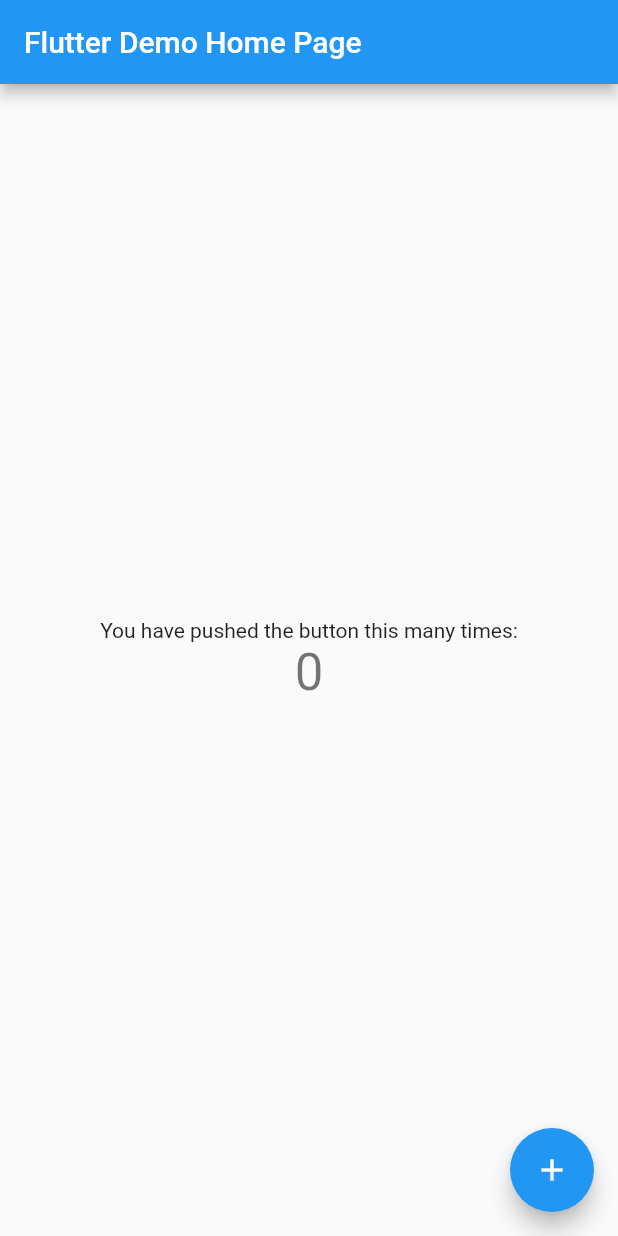
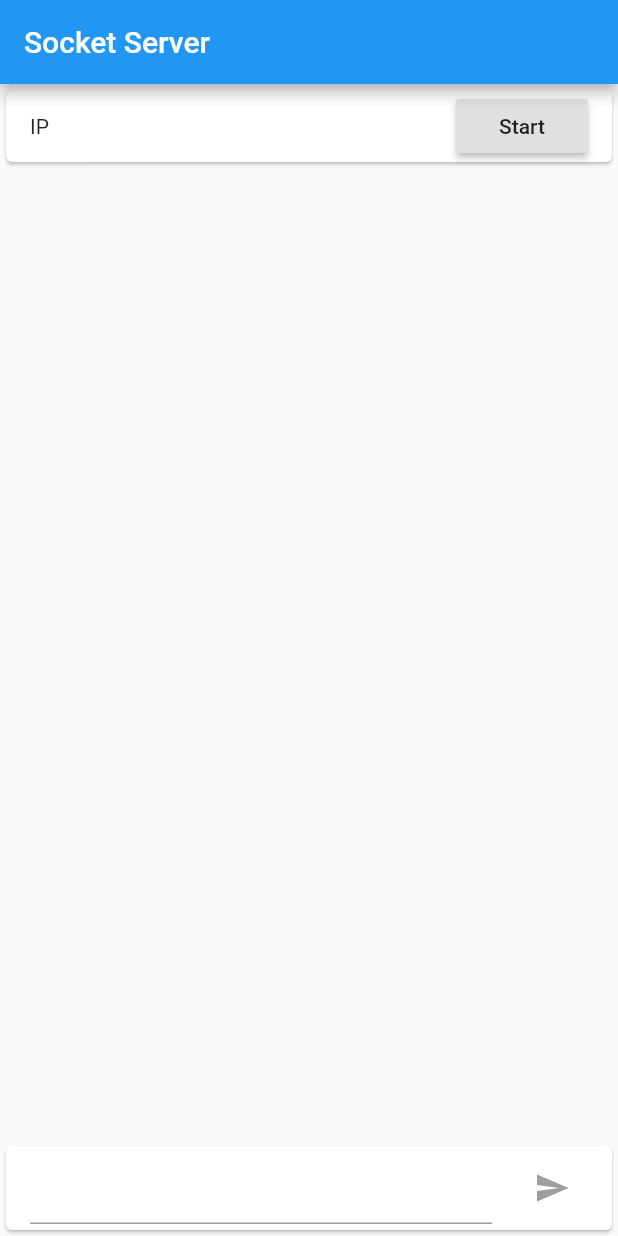
Before and after one commit to dfivestones/flutter_tcp_serverside, a Flutter app: the screen it shows after launch, on a phone screen of 412 x 824 dp. Run offline on Flutter 3.47's test engine with Material 2 defaults, Android fonts, the phone set to English and light mode, and no system bars; missing offline and left inert: get_ip.

Commit message:
second commit

```diff
--- a/lib/main.dart
+++ b/lib/main.dart
@@ -1,113 +1,214 @@
+import 'dart:io';
+
 import 'package:flutter/material.dart';
+import 'package:get_ip/get_ip.dart';
 
-void main() {
-  runApp(MyApp());
+void main() => runApp(
+      MaterialApp(
+        title: 'test',
+        home: SocketServer(),
+      ),
+    );
+
+class SocketServer extends StatefulWidget {
+  @override
+  _SocketServerState createState() => _SocketServerState();
 }
 
-class MyApp extends StatelessWidget {
-  // This widget is the root of your application.
-  @override
-  Widget build(BuildContext context) {
-    return MaterialApp(
-      title: 'Flutter Demo',
-      theme: ThemeData(
-        // This is the theme of your application.
-        //
-        // Try running your application with "flutter run". You'll see the
-        // application has a blue toolbar. Then, without quitting the app, try
-        // changing the primarySwatch below to Colors.green and then invoke
-        // "hot reload" (press "r" in the console where you ran "flutter run",
-        // or simply save your changes to "hot reload" in a Flutter IDE).
-        // Notice that the counter didn't reset back to zero; the application
-        // is not restarted.
-        primarySwatch: Colors.blue,
-      ),
-      home: MyHomePage(title: 'Flutter Demo Home Page'),
-    );
-  }
-}
+class _SocketServerState extends State<SocketServer> {
+  final scaffoldKey = GlobalKey<ScaffoldState>();
 
-class MyHomePage extends StatefulWidget {
-  MyHomePage({Key? key, required this.title}) : super(key: key);
+  List<MessageItem> items = [];
 
-  // This widget is the home page of your application. It is stateful, meaning
-  // that it has a State object (defined below) that contains fields that affect
-  // how it looks.
+  String localIP = "";
 
-  // This class is the configuration for the state. It holds the values (in this
-  // case the title) provided by the parent (in this case the App widget) and
-  // used by the build method of the State. Fields in a Widget subclass are
-  // always marked "final".
+  ServerSocket? serverSocket;
+  Socket? clientSocket;
+  int port = 9000;
 
-  final String title;
+  TextEditingController msgCon = TextEditingController();
 
   @override
-  _MyHomePageState createState() => _MyHomePageState();
-}
-
-class _MyHomePageState extends State<MyHomePage> {
-  int _counter = 0;
-
-  void _incrementCounter() {
-    setState(() {
-      // This call to setState tells the Flutter framework that something has
-      // changed in this State, which causes it to rerun the build method below
-      // so that the display can reflect the updated values. If we changed
-      // _counter without calling setState(), then the build method would not be
-      // called again, and so nothing would appear to happen.
-      _counter++;
-    });
+  void dispose() {
+    stopServer();
+    super.dispose();
   }
 
   @override
   Widget build(BuildContext context) {
-    // This method is rerun every time setState is called, for instance as done
-    // by the _incrementCounter method above.
-    //
-    // The Flutter framework has been optimized to make rerunning build methods
-    // fast, so that you can just rebuild anything that needs updating rather
-    // than having to individually change instances of widgets.
+    getIP();
     return Scaffold(
-      appBar: AppBar(
-        // Here we take the value from the MyHomePage object that was created by
-        // the App.build method, and use it to set our appbar title.
-        title: Text(widget.title),
+      key: scaffoldKey,
+      appBar: AppBar(title: Text("Socket Server")),
+      body: Column(
+        children: <Widget>[
+          ipInfoArea(),
+          messageListArea(),
+          submitArea(),
+        ],
       ),
-      body: Center(
-        // Center is a layout widget. It takes a single child and positions it
-        // in the middle of the parent.
+    );
+  }
+
+  Widget ipInfoArea() {
+    return Card(
+      child: ListTile(
+        dense: true,
+        leading: Text("IP"),
+        title: Text(localIP),
+        trailing: RaisedButton(
+          child: Text((serverSocket == null) ? "Start" : "Stop"),
+          onPressed: (serverSocket == null) ? startServer : stopServer,
+        ),
+      ),
+    );
+  }
+
+  Widget messageListArea() {
+    return Expanded(
+      child: ListView.builder(
+          reverse: true,
+          itemCount: items.length,
+          itemBuilder: (context, index) {
+            MessageItem item = items[index];
+            return Container(
+              alignment: (item.owner == localIP)
+                  ? Alignment.centerRight
+                  : Alignment.centerLeft,
+              child: Container(
+                margin: const EdgeInsets.symmetric(vertical: 5, horizontal: 10),
+                padding:
+                    const EdgeInsets.symmetric(vertical: 10, horizontal: 10),
+                decoration: BoxDecoration(
+                    borderRadius: BorderRadius.circular(10),
+                    color: (item.owner == localIP)
+                        ? Colors.blue[100]
+                        : Colors.grey[200]),
                 child: Column(
-          // Column is also a layout widget. It takes a list of children and
-          // arranges them vertically. By default, it sizes itself to fit its
-          // children horizontally, and tries to be as tall as its parent.
-          //
-          // Invoke "debug painting" (press "p" in the console, choose the
-          // "Toggle Debug Paint" action from the Flutter Inspector in Android
-          // Studio, or the "Toggle Debug Paint" command in Visual Studio Code)
-          // to see the wireframe for each widget.
-          //
-          // Column has various properties to control how it sizes itself and
-          // how it positions its children. Here we use mainAxisAlignment to
-          // center the children vertically; the main axis here is the vertical
-          // axis because Columns are vertical (the cross axis would be
-          // horizontal).
-          mainAxisAlignment: MainAxisAlignment.center,
+                  crossAxisAlignment: CrossAxisAlignment.start,
                   children: <Widget>[
                     Text(
-              'You have pushed the button this many times:',
+                      (item.owner == localIP) ? "Server" : "Client",
+                      style: TextStyle(fontWeight: FontWeight.bold),
                     ),
                     Text(
-              '$_counter',
-              style: Theme.of(context).textTheme.headline4,
+                      item.content,
+                      style: TextStyle(fontSize: 18),
                     ),
                   ],
                 ),
               ),
-      floatingActionButton: FloatingActionButton(
-        onPressed: _incrementCounter,
-        tooltip: 'Increment',
-        child: Icon(Icons.add),
-      ), // This trailing comma makes auto-formatting nicer for build methods.
+            );
+          }),
     );
   }
+
+  Widget submitArea() {
+    return Card(
+      child: ListTile(
+        title: TextField(
+          controller: msgCon,
+        ),
+        trailing: IconButton(
+          icon: Icon(Icons.send),
+          color: Colors.blue,
+          disabledColor: Colors.grey,
+          onPressed: (clientSocket != null) ? submitMessage : null,
+        ),
+      ),
+    );
   }
+
+  void getIP() async {
+    var ip = await GetIp.ipAddress;
+    setState(() {
+      localIP = ip;
+    });
+  }
+
+  void startServer() async {
+    print(serverSocket);
+    serverSocket =
+        await ServerSocket.bind(InternetAddress.anyIPv4, port, shared: true);
+    print(serverSocket);
+    serverSocket!.listen(handleClient);
+  }
+
+  void handleClient(Socket client) {
+    clientSocket = client;
+
+    showSnackBarWithKey(
+        "A new client has connected from ${clientSocket!.remoteAddress.address}:${clientSocket!.remotePort}");
+
+    clientSocket!.listen(
+      (onData) {
+        print(String.fromCharCodes(onData).trim());
+        setState(() {
+          items.insert(
+              0,
+              MessageItem(clientSocket!.remoteAddress.address,
+                  String.fromCharCodes(onData).trim()));
+        });
+      },
+      onError: (e) {
+        showSnackBarWithKey(e.toString());
+        disconnectClient();
+      },
+      onDone: () {
+        showSnackBarWithKey("Connection has terminated.");
+        disconnectClient();
+      },
+    );
+  }
+
+  void stopServer() {
+    disconnectClient();
+    serverSocket!.close();
+    setState(() {
+      serverSocket = null;
+    });
+  }
+
+  void disconnectClient() {
+    if (clientSocket != null) {
+      clientSocket!.close();
+      clientSocket!.destroy();
+    }
+
+    setState(() {
+      clientSocket = null;
+    });
+  }
+
+  void submitMessage() {
+    if (msgCon.text.isEmpty) return;
+    setState(() {
+      items.insert(0, MessageItem(localIP, msgCon.text));
+    });
+    sendMessage(msgCon.text);
+    msgCon.clear();
+  }
+
+  void sendMessage(String message) {
+    clientSocket!.write("$message\n");
+  }
+
+  showSnackBarWithKey(String message) {
+    scaffoldKey.currentState!
+      ..hideCurrentSnackBar()
+      ..showSnackBar(SnackBar(
+        content: Text(message),
+        action: SnackBarAction(
+          label: 'Done',
+          onPressed: () {},
+        ),
+      ));
+  }
+}
+
+class MessageItem {
+  String owner;
+  String content;
+
+  MessageItem(this.owner, this.content);
+}
--- a/pubspec.yaml
+++ b/pubspec.yaml
@@ -28,6 +28,9 @@ dependencies:
   # The following adds the Cupertino Icons font to your application.
   # Use with the CupertinoIcons class for iOS style icons.
   cupertino_icons: ^1.0.2
+  get_ip: ^0.4.0
+  shared_preferences: ^2.0.6
+
 
 dev_dependencies:
   flutter_test:
```
Also changed, not shown: pubspec.lock, 4 other files. Lines whose indentation alone changed are shown as unchanged.
